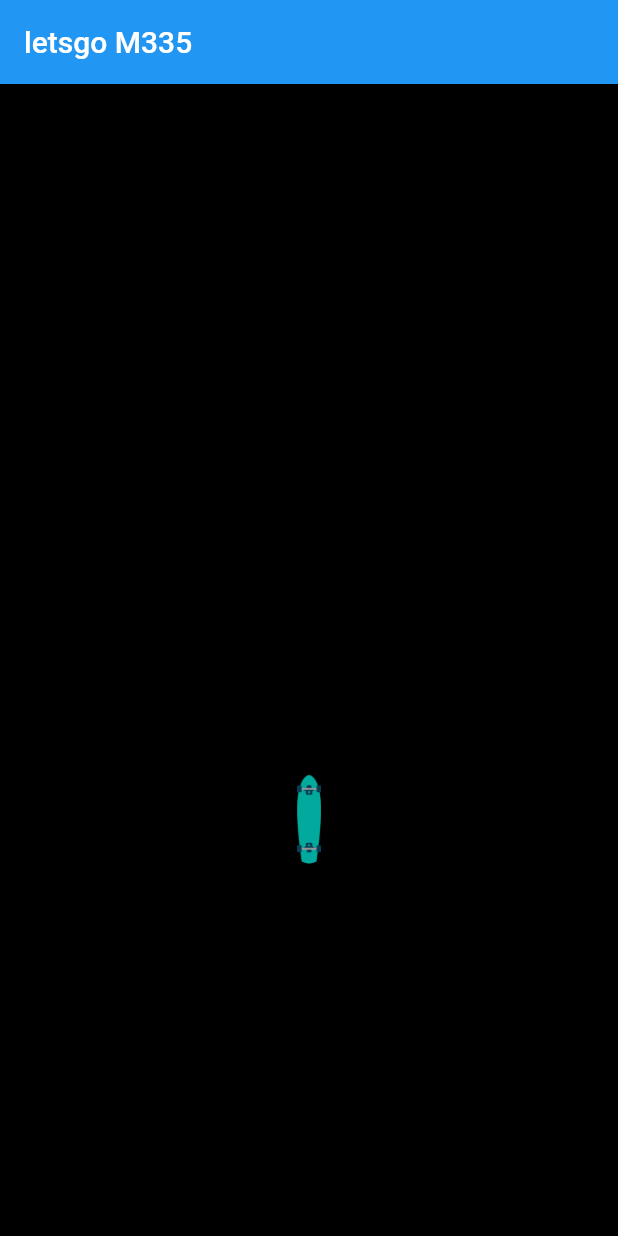
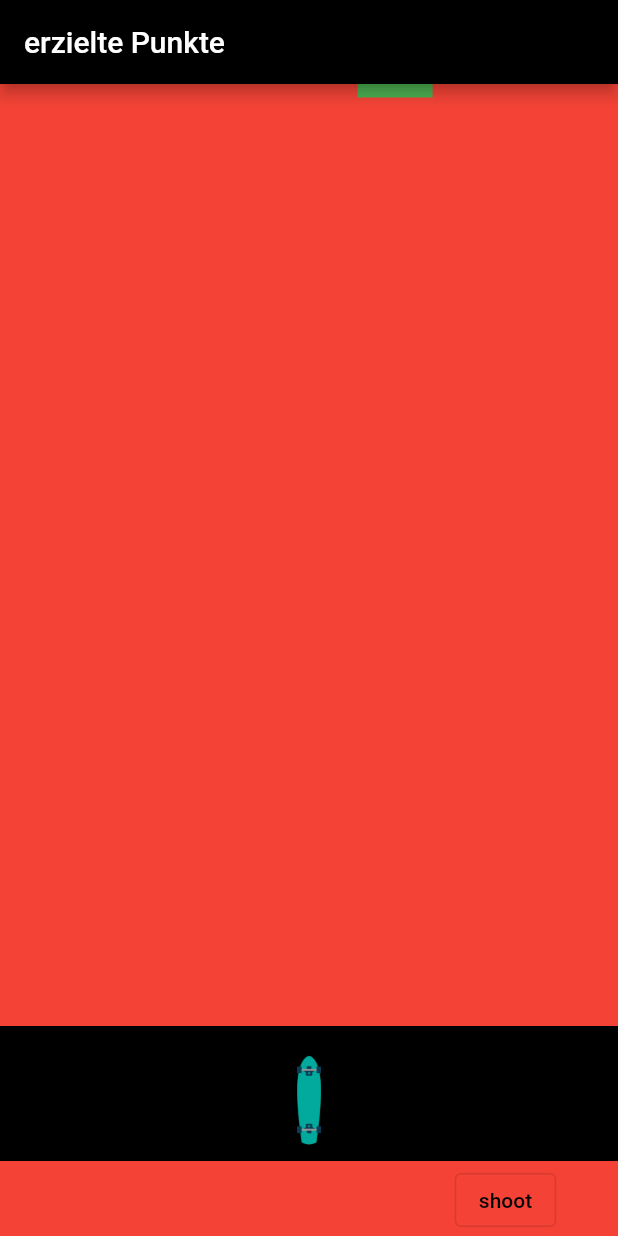
Before and after one commit to frischi6/m335, a Flutter app: the screen it shows after launch, on a phone screen of 412 x 824 dp. Run offline on Flutter 3.47's test engine with Material 2 defaults, Android fonts, the phone set to English and light mode, and no system bars; our stand-ins replace sensors_plus.

Commit message:
zwüschenstand mit stack

```diff
--- a/lib/main.dart
+++ b/lib/main.dart
@@ -3,6 +3,8 @@
 import 'package:flutter/material.dart';
 import 'package:m335/model/gameImage.dart';
 import 'package:sensors_plus/sensors_plus.dart';
+
+import 'model/object.dart';
 
 void main() {
   runApp(const MyApp());
@@ -34,7 +36,13 @@
 
 class _MyHomePageState extends State<MyHomePage> {
   double xValue = 0;
+  double yValueBoard = 0.3;
+  double yValueBullet = 0.3;
   late StreamSubscription subscription;
+
+  double bottomBullet = 150;
+  static double a = 50;
+  static double b = 50;
 
   @override
   void initState() {
@@ -49,13 +57,19 @@
   void moveImg(double effectiveX) {
     double theEffectiveX = effectiveX;
     setState(() {
-      if (theEffectiveX > 2.2) {
-        theEffectiveX = 2.2;
-      } else if (theEffectiveX < -2.2) {
-        theEffectiveX = -2.2;
+      if (theEffectiveX > 2.0) {
+        theEffectiveX = 2.0;
+      } else if (theEffectiveX < -2.0) {
+        theEffectiveX = -2.0;
       }
 
-      xValue = theEffectiveX / 2.2 * -1;
+      xValue = theEffectiveX / 2.0 * -1;
+    });
+  }
+
+  moveBullet() {
+    setState(() {
+      b = 160;
     });
   }
 
@@ -63,19 +77,87 @@
   Widget build(BuildContext context) {
     return Scaffold(
             appBar: AppBar(
-        title: Text(widget.title),
+              backgroundColor: Colors.black,
+              title: (Text('erzielte Punkte')),
             ),
-      body: Row(
-        children: [
-          Expanded(
+            body: Stack(
+              overflow: Overflow.visible,
+              children: <Widget>[
+                Container(
+                  //background
+                  width: MediaQuery.of(context).size.width,
+                  height: MediaQuery.of(context).size.height,
+                  color: Colors.red,
+                ),
+                Positioned(
+                  //target
+                  child: Container(
+                    width: 50,
+                    height: 9,
+                    color: Colors.green,
+                  ),
+                  top: 0,
+                  right: MediaQuery.of(context).size.width * 0.3,
+                ),
+                Positioned(
+                  //objekt
                   child: AnimatedContainer(
+                    duration: Duration(milliseconds: 1000),
+                    child: Objekt(),
+                    //alignment: Alignment(xValue, yValueBoard),
+                    width: MediaQuery.of(context).size.width,
+                    //width: 100,
+                    height: 90,
                     color: Colors.black,
+                  ),
+                  bottom: a,
+                ),
+                Positioned(
+                  //board
+                  child: AnimatedContainer(
                     duration: Duration(milliseconds: 1000),
-            alignment: Alignment(this.xValue, 0.3),
                     child: GameImage(),
-          )),
+                    alignment: Alignment(xValue, yValueBoard),
+                    width: MediaQuery.of(context).size.width,
+                    //width: 80,
+                    height: 90,
+                    color: Colors.black,
+                  ),
+                  bottom: b,
+                ),
+                Positioned(
+                  child: OutlinedButton(
+                    child: Text(
+                      'shoot',
+                      style: TextStyle(color: Colors.black),
+                    ),
+                    onPressed: moveBullet(),
+                  ),
+                  bottom: 0,
+                  right: MediaQuery.of(context).size.width * 0.1,
+                ),
               ],
+            ))
+        /*.Stack(
+  children: <Widget>[
+    Container(
+      width: 100,
+      height: 100,
+      color: Colors.red,
     ),
-    );
+    Container(
+      width: 90,
+      height: 90,
+      color: Colors.green,
+    ),
+    Container(
+      width: 80,
+      height: 80,
+      color: Colors.blue,
+    ),
+  ],
+)*/
+
+        ;
   }
 }
--- /dev/null
+++ b/lib/model/object.dart
@@ -0,0 +1,12 @@
+import 'package:flutter/material.dart';
+
+class Objekt extends StatelessWidget {
+  @override
+  Widget build(BuildContext context) {
+    return Container(
+      child: Image.asset('images/rock.png'),
+      height: 60,
+      width: 60,
+    );
+  }
+}
--- a/pubspec.yaml
+++ b/pubspec.yaml
@@ -61,6 +61,9 @@ flutter:
   # To add assets to your application, add an assets section, like this:
   assets:
    - images/skate.png
+   - images/rock.png
+   - images/gamesquare.png
+   - images/kugel.png
   #   - images/a_dot_ham.jpeg
 
   # An image asset can refer to one or more resolution-specific "variants", see
```
Also changed, not shown: images/kugel.png (added), images/rock.png (added). Lines whose indentation alone changed are shown as unchanged.
